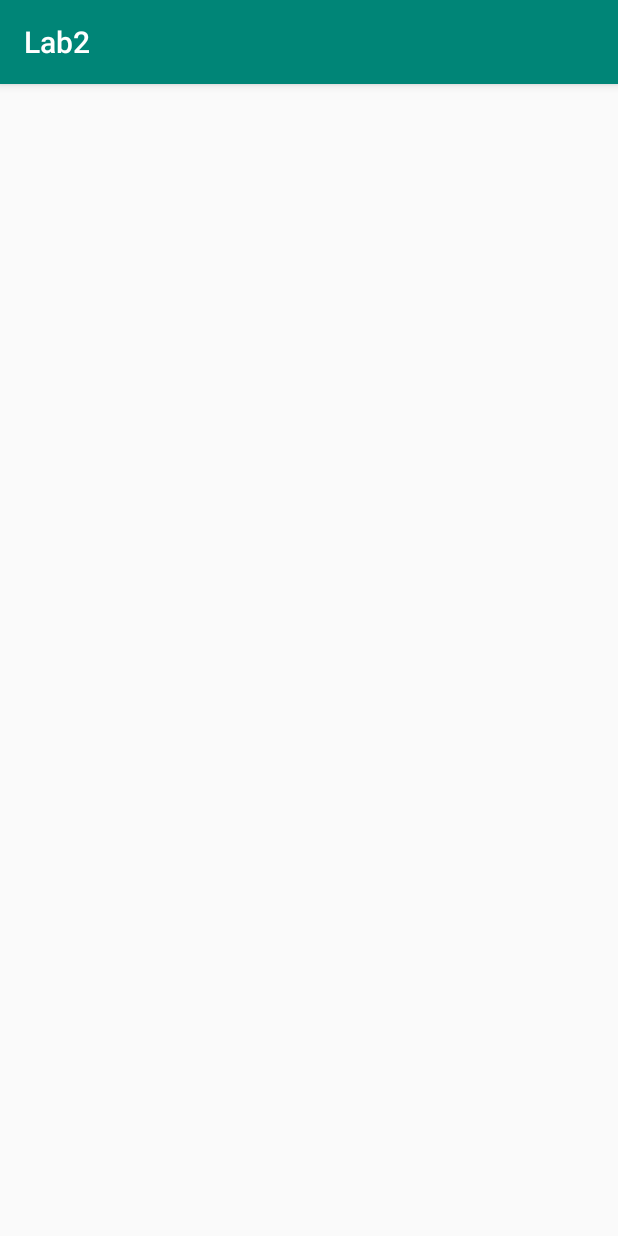
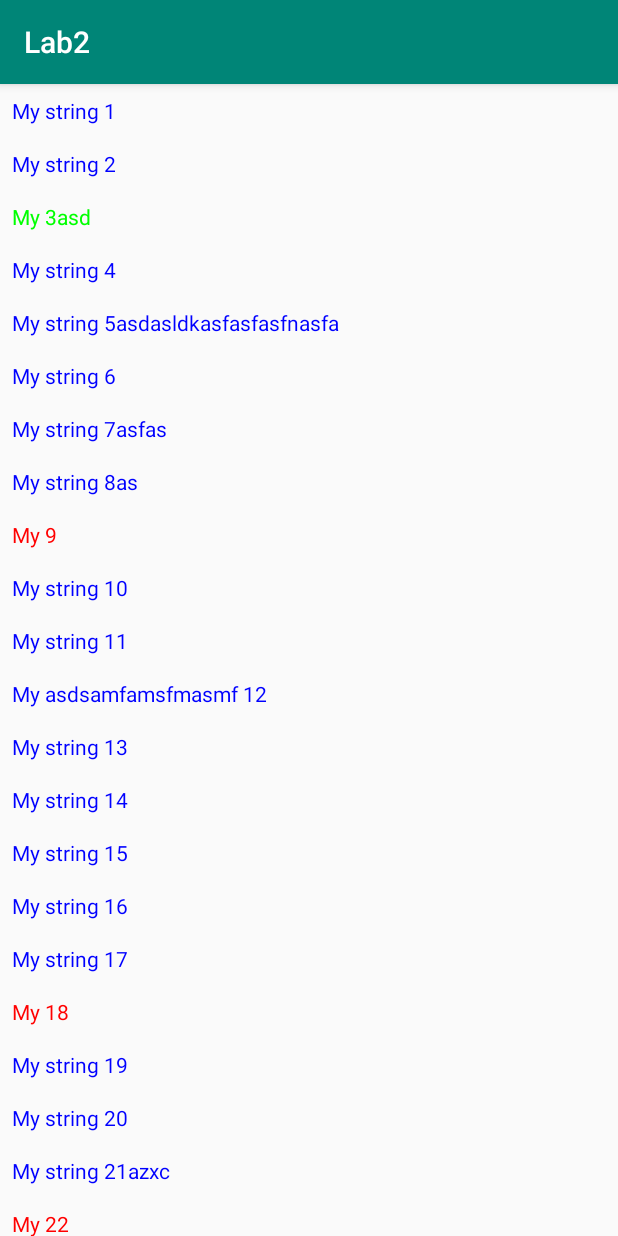
Before and after one commit to AkimZay/InstitutMobileDevel, an Android app: the fragment AddBook placed in its activity, on a phone screen of 412 x 824 dp. Run offline under Robolectric (Android 15) with nearby library versions, the light colour scheme and no system bars; 1 statement that could not run was skipped.

Commit message:
Lab 6 (add swipe refresh layout)

```diff
--- a/app/src/main/java/com/example/lab2/AddBook.java
+++ b/app/src/main/java/com/example/lab2/AddBook.java
@@ -2,6 +2,7 @@
 
 import android.os.Bundle;
 import android.support.v4.app.Fragment;
+import android.support.v4.widget.SwipeRefreshLayout;
 import android.support.v7.widget.LinearLayoutManager;
 import android.support.v7.widget.RecyclerView;
 import android.view.LayoutInflater;
@@ -18,6 +19,7 @@
     private RecyclerView mRecyclerView;
     private RecyclerView.LayoutManager mLayoutManager;
     private RecyclerView.Adapter mAdapter;
+    private SwipeRefreshLayout mySwipeRefreshLayout;
 
     @Override
     public View onCreateView(LayoutInflater inflater, ViewGroup container,
@@ -26,19 +28,29 @@
         ask.execute();
 
         View view = inflater.inflate(R.layout.fragment_add_book, container, false);
-//
-//        mRecyclerView = (RecyclerView) view.findViewById(R.id.my_recycler_view);
-//        mRecyclerView.setHasFixedSize(true);
-//        mLayoutManager = new LinearLayoutManager(view.getContext());
-//        mRecyclerView.setLayoutManager(mLayoutManager);
-//
-//        String[] myString = getResources().getStringArray(R.array.recycler_data);
-//        List<String> recyclerData = Arrays.asList(myString);
-//
-//        mAdapter = new AddBookRecyclerViewAdapter(recyclerData);
-//
-//        mRecyclerView.setAdapter(mAdapter);
-//
+
+        mySwipeRefreshLayout = view.findViewById(R.id.mySwipeRefreshLayout);
+
+        mySwipeRefreshLayout.setOnRefreshListener(new SwipeRefreshLayout.OnRefreshListener() {
+            @Override
+            public void onRefresh() {
+               mySwipeRefreshLayout.setRefreshing(false);
+            }
+
+        });
+
+        mRecyclerView = view.findViewById(R.id.my_recycler_view);
+        mRecyclerView.setHasFixedSize(true);
+        mLayoutManager = new LinearLayoutManager(view.getContext());
+        mRecyclerView.setLayoutManager(mLayoutManager);
+
+        String[] myString = getResources().getStringArray(R.array.recycler_data);
+        List<String> recyclerData = Arrays.asList(myString);
+
+        mAdapter = new AddBookRecyclerViewAdapter(recyclerData);
+
+        mRecyclerView.setAdapter(mAdapter);
+
         return view;
     }
 
--- a/app/src/main/java/com/example/lab2/Main2Activity.java
+++ b/app/src/main/java/com/example/lab2/Main2Activity.java
@@ -11,6 +11,7 @@
 import android.support.design.widget.NavigationView;
 import android.support.v4.app.ActivityCompat;
 import android.support.v4.widget.DrawerLayout;
+import android.support.v4.widget.SwipeRefreshLayout;
 import android.support.v7.app.AppCompatActivity;
 import android.os.Bundle;
 import android.support.v7.widget.LinearLayoutManager;
@@ -122,4 +123,5 @@
                     }
                 });
     }
+
 }
--- a/app/src/main/res/layout/fragment_add_book.xml
+++ b/app/src/main/res/layout/fragment_add_book.xml
@@ -5,9 +5,15 @@
     android:layout_height="match_parent"
     tools:context=".AddBook">
 
-    <android.support.v7.widget.RecyclerView
-        android:id="@+id/my_recycler_view"
+    <android.support.v4.widget.SwipeRefreshLayout
+        android:id="@+id/mySwipeRefreshLayout"
         android:layout_width="match_parent"
-        android:layout_height="match_parent"
-        tools:itemCount="25" />
+        android:layout_height="match_parent">
+
+        <android.support.v7.widget.RecyclerView
+            android:id="@+id/my_recycler_view"
+            android:layout_width="match_parent"
+            android:layout_height="match_parent"
+            tools:itemCount="25" />
+    </android.support.v4.widget.SwipeRefreshLayout>
 </FrameLayout>
```
